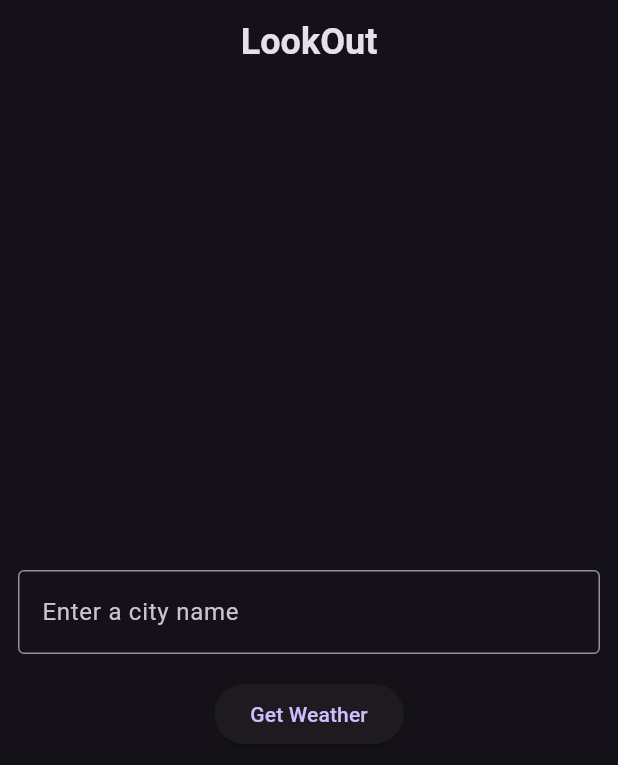
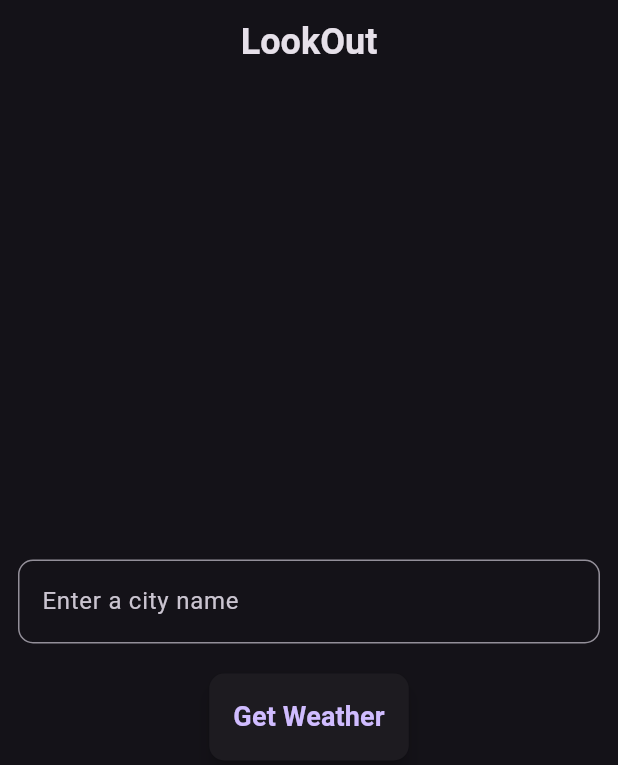
Before and after one commit to lokeshgaddam20/LookOut, a Flutter app: the screen it shows after launch, on a phone screen of 412 x 824 dp. Shown: the top 765 px of the screen. Run offline on Flutter 3.47's test engine with Material 2 defaults, Android fonts, the phone set to English and light mode, and no system bars.

```diff
--- a/lib/home_screen.dart
+++ b/lib/home_screen.dart
@@ -31,12 +31,16 @@ class _HomeScreenState extends State<HomeScreen> {
             children: [
               TextField(
                 controller: _controller,
-                decoration: InputDecoration(
+                decoration: const InputDecoration(
                   hintText: 'Enter a city name',
-                  border: OutlineInputBorder(),
+                  border: OutlineInputBorder(
+                    borderRadius: BorderRadius.all(
+                      Radius.circular(10),
+                    ),
+                  ),
                 ),
               ),
-              const SizedBox(height: 16),
+              const SizedBox(height: 20),
               ElevatedButton(
                 onPressed: () {
                   Navigator.push(
@@ -48,7 +52,20 @@ class _HomeScreenState extends State<HomeScreen> {
                     ),
                   );
                 },
-                child: const Text('Get Weather'),
+                style: ElevatedButton.styleFrom(
+                  elevation: 5, // Shadow elevation
+                  shape: RoundedRectangleBorder(
+                    borderRadius: BorderRadius.circular(10), // Button shape
+                  ),
+                  padding: const EdgeInsets.all(16), // Button padding
+                ),
+                child: const Text(
+                  'Get Weather',
+                  style: TextStyle(
+                    fontSize: 18,
+                    fontWeight: FontWeight.bold,
+                  ),
+                ),
               ),
             ],
           ),
--- a/lib/weather_screen.dart
+++ b/lib/weather_screen.dart
@@ -102,6 +102,14 @@ class _WeatherScreenState extends State<WeatherScreen> {
             child: Column(
               crossAxisAlignment: CrossAxisAlignment.start,
               children: [
+                const SizedBox(height: 20),
+                Text(
+                  cityName,
+                  style: const TextStyle(
+                    fontSize: 20,
+                    fontWeight: FontWeight.bold,
+                  ),
+                ),
                 // main card
                 SizedBox(
                   width: double.infinity,
```
